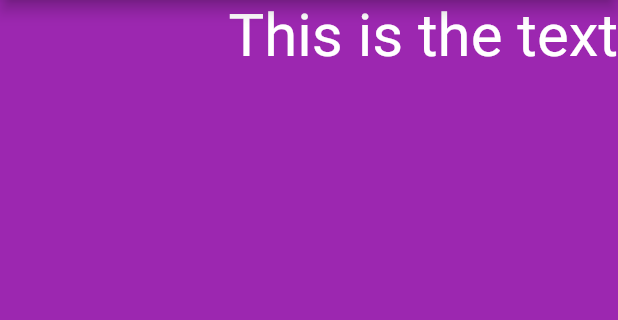
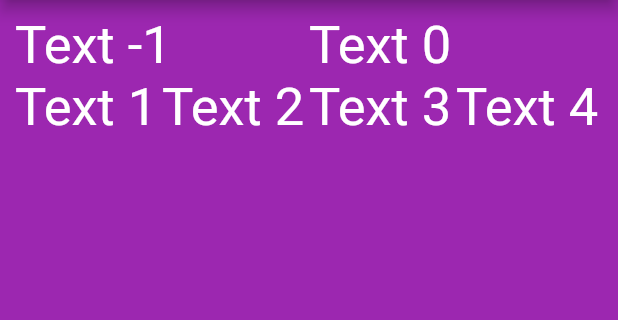
Before and after one commit to ajitkbaral/First-Flutter-App, a Flutter app: the screen it shows after launch, on a phone screen of 412 x 824 dp, the part 84-404 px from its top. Run offline on Flutter 3.47's test engine with Material 2 defaults, Android fonts, the phone set to English and light mode, and no system bars.

Commit message:
Column added

```diff
--- a/lib/app_screens/home.dart
+++ b/lib/app_screens/home.dart
@@ -7,16 +7,78 @@ class Home extends StatelessWidget {
       appBar: AppBar(
         title: Text("Flutter Container"),
       ),
-      body: Container(
-        alignment: Alignment.topRight,
+      body: Center(
+        child: Container(
+          padding: EdgeInsets.all(10.0),
+          alignment: Alignment.center,
           color: Colors.purple,
+          child: Column(
+            children: <Widget>[
+              Row(
+              children: <Widget>[
+                Expanded(
                   child: Text(
-          "This is the text",
+                    "Text -1",
                     style: TextStyle(
                       color: Colors.white,
-            fontSize: 40.0
+                      fontSize: 35.0
+                    )
+                  )
                 ),
+                Expanded(
+                  child: Text(
+                    "Text 0",
+                    style: TextStyle(
+                      color: Colors.white,
+                      fontSize: 35.0
+                    )
+                  )
                 ),
+              ],
+            ),
+            Row (
+              children: <Widget>[
+                Expanded(
+                  child: Text(
+                    "Text 1",
+                    style: TextStyle(
+                      color: Colors.white,
+                      fontSize: 35.0
+                    )
+                  )
+                ),
+                Expanded(
+                  child: Text(
+                    "Text 2",
+                    style: TextStyle(
+                      color: Colors.white,
+                      fontSize: 35.0
+                    )
+                  )
+                ),
+                Expanded(
+                  child: Text(
+                    "Text 3",
+                    style: TextStyle(
+                      color: Colors.white,
+                      fontSize: 35.0
+                    )
+                  )
+                ),
+                Expanded(
+                  child: Text(
+                    "Text 4",
+                    style: TextStyle(
+                      color: Colors.white,
+                      fontSize: 35.0
+                    )
+                  )
+                )
+              ],
+            )
+            ],
+          )
+        )
       )
     );
   }
```
Lines whose indentation alone changed are shown as unchanged.
